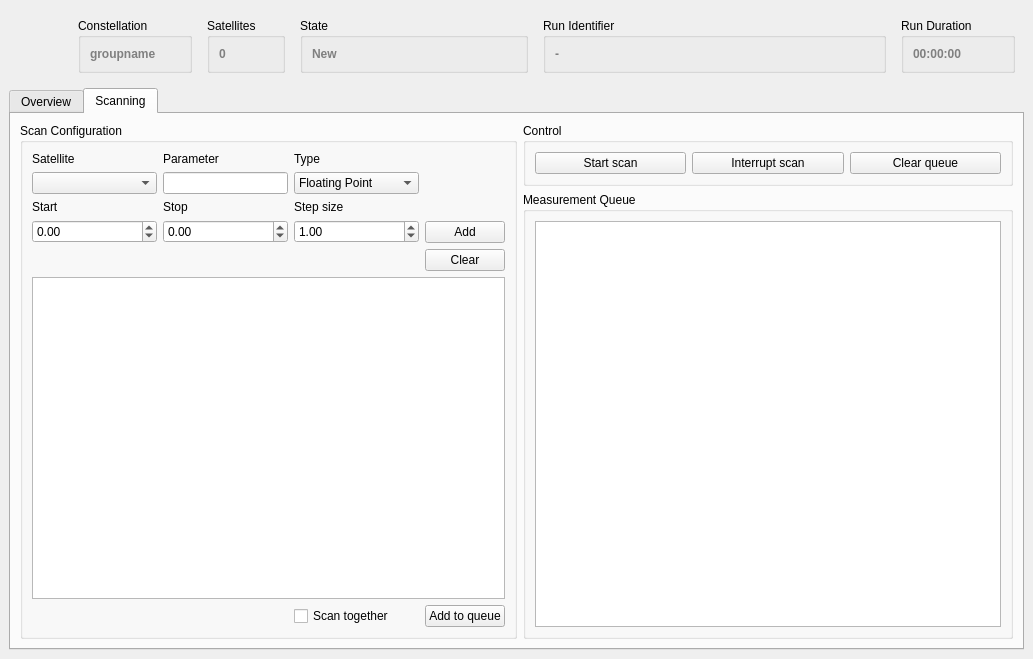
This is cxx/controllers/MissionControl/MissionControl.ui in constellation-daq/Constellation as Qt 5 draws it before an edit. The edited form follows.
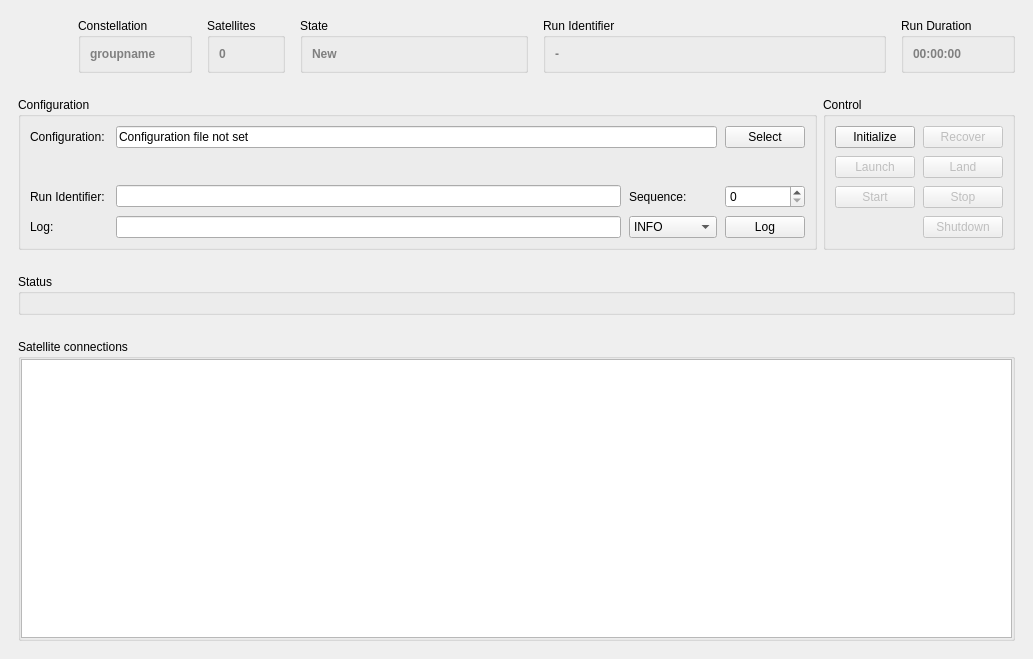
This is the edited form. The open tabs and pages were chosen to show the change. Icons and pictures are not drawn.

Commit message: MissionControl: revert adding second tab for now

```diff
--- a/cxx/controllers/MissionControl/MissionControl.ui
+++ b/cxx/controllers/MissionControl/MissionControl.ui
@@ -239,16 +239,6 @@
      </widget>
     </item>
     <item row="1" column="0">
-     <widget class="QTabWidget" name="tabWidget">
-      <property name="currentIndex">
-       <number>0</number>
-      </property>
-      <widget class="QWidget" name="tabRun">
-       <attribute name="title">
-        <string>Overview</string>
-       </attribute>
-       <layout class="QVBoxLayout" name="verticalLayout_3">
-        <item>
          <widget class="QWidget" name="controlWidget" native="true">
           <layout class="QHBoxLayout" name="horizontalLayout_3">
            <item>
@@ -508,7 +498,7 @@
           </layout>
          </widget>
         </item>
-        <item>
+    <item row="2" column="0">
          <widget class="QWidget" name="statusWidget" native="true">
           <layout class="QVBoxLayout" name="verticalLayout_2">
            <item>
@@ -556,7 +546,7 @@
           </layout>
          </widget>
         </item>
-        <item>
+    <item row="3" column="0">
          <widget class="QWidget" name="connectionWidget" native="true">
           <layout class="QHBoxLayout" name="horizontalLayout_4">
            <item>
@@ -597,495 +587,6 @@
             </widget>
            </item>
           </layout>
-         </widget>
-        </item>
-       </layout>
-      </widget>
-      <widget class="QWidget" name="tabScan">
-       <attribute name="title">
-        <string>Scanning</string>
-       </attribute>
-       <layout class="QGridLayout" name="gridLayout_4">
-        <item row="1" column="1">
-         <widget class="QGroupBox" name="groupBox_3">
-          <property name="sizePolicy">
-           <sizepolicy hsizetype="Preferred" vsizetype="Preferred">
-            <horstretch>2</horstretch>
-            <verstretch>0</verstretch>
-           </sizepolicy>
-          </property>
-          <property name="title">
-           <string>Measurement Queue</string>
-          </property>
-          <layout class="QGridLayout" name="gridLayout_2">
-           <item row="0" column="0">
-            <widget class="QTableWidget" name="tableQueue"/>
-           </item>
-          </layout>
-         </widget>
-        </item>
-        <item row="0" column="1">
-         <widget class="QGroupBox" name="groupBox_4">
-          <property name="title">
-           <string>Control</string>
-          </property>
-          <layout class="QGridLayout" name="gridLayout_5">
-           <item row="0" column="1">
-            <widget class="QPushButton" name="btnInterruptScan">
-             <property name="text">
-              <string>Interrupt scan</string>
-             </property>
-            </widget>
-           </item>
-           <item row="0" column="0">
-            <widget class="QPushButton" name="btnStartScan">
-             <property name="text">
-              <string>Start scan</string>
-             </property>
-            </widget>
-           </item>
-           <item row="0" column="2">
-            <widget class="QPushButton" name="btnClearScan">
-             <property name="text">
-              <string>Clear queue</string>
-             </property>
-            </widget>
-           </item>
-          </layout>
-         </widget>
-        </item>
-        <item row="0" column="0" rowspan="2">
-         <widget class="QGroupBox" name="groupBox_2">
-          <property name="sizePolicy">
-           <sizepolicy hsizetype="Preferred" vsizetype="Preferred">
-            <horstretch>2</horstretch>
-            <verstretch>0</verstretch>
-           </sizepolicy>
-          </property>
-          <property name="title">
-           <string>Scan Configuration</string>
-          </property>
-          <layout class="QGridLayout" name="gridLayout_3">
-           <item row="2" column="0" rowspan="2" colspan="3">
-            <widget class="QStackedWidget" name="stackedWidgetType">
-             <property name="lineWidth">
-              <number>0</number>
-             </property>
-             <property name="currentIndex">
-              <number>0</number>
-             </property>
-             <widget class="QWidget" name="pageFloat">
-              <layout class="QGridLayout" name="gridLayout_8">
-               <property name="leftMargin">
-                <number>0</number>
-               </property>
-               <property name="topMargin">
-                <number>0</number>
-               </property>
-               <property name="rightMargin">
-                <number>0</number>
-               </property>
-               <property name="bottomMargin">
-                <number>0</number>
-               </property>
-               <item row="1" column="0">
-                <widget class="QDoubleSpinBox" name="doubleSpinBoxStart">
-                 <property name="sizePolicy">
-                  <sizepolicy hsizetype="Fixed" vsizetype="Fixed">
-                   <horstretch>0</horstretch>
-                   <verstretch>0</verstretch>
-                  </sizepolicy>
-                 </property>
-                 <property name="minimumSize">
-                  <size>
-                   <width>125</width>
-                   <height>0</height>
-                  </size>
-                 </property>
-                 <property name="minimum">
-                  <double>-999999.000000000000000</double>
-                 </property>
-                 <property name="maximum">
-                  <double>999999.000000000000000</double>
-                 </property>
-                </widget>
-               </item>
-               <item row="1" column="1">
-                <widget class="QDoubleSpinBox" name="doubleSpinBoxStop">
-                 <property name="sizePolicy">
-                  <sizepolicy hsizetype="Fixed" vsizetype="Fixed">
-                   <horstretch>0</horstretch>
-                   <verstretch>0</verstretch>
-                  </sizepolicy>
-                 </property>
-                 <property name="minimumSize">
-                  <size>
-                   <width>125</width>
-                   <height>0</height>
-                  </size>
-                 </property>
-                 <property name="minimum">
-                  <double>-999999.000000000000000</double>
-                 </property>
-                 <property name="maximum">
-                  <double>999999.000000000000000</double>
-                 </property>
-                </widget>
-               </item>
-               <item row="1" column="2">
-                <widget class="QDoubleSpinBox" name="doubleSpinBoxStep">
-                 <property name="sizePolicy">
-                  <sizepolicy hsizetype="Fixed" vsizetype="Fixed">
-                   <horstretch>0</horstretch>
-                   <verstretch>0</verstretch>
-                  </sizepolicy>
-                 </property>
-                 <property name="minimumSize">
-                  <size>
-                   <width>125</width>
-                   <height>0</height>
-                  </size>
-                 </property>
-                 <property name="minimum">
-                  <double>0.010000000000000</double>
-                 </property>
-                 <property name="maximum">
-                  <double>9999.000000000000000</double>
-                 </property>
-                 <property name="value">
-                  <double>1.000000000000000</double>
-                 </property>
-                </widget>
-               </item>
-               <item row="0" column="0">
-                <widget class="QLabel" name="label_3">
-                 <property name="text">
-                  <string>Start</string>
-                 </property>
-                </widget>
-               </item>
-               <item row="0" column="1">
-                <widget class="QLabel" name="label_4">
-                 <property name="text">
-                  <string>Stop</string>
-                 </property>
-                </widget>
-               </item>
-               <item row="0" column="2">
-                <widget class="QLabel" name="label_5">
-                 <property name="text">
-                  <string>Step size</string>
-                 </property>
-                </widget>
-               </item>
-              </layout>
-             </widget>
-             <widget class="QWidget" name="pageInt">
-              <layout class="QGridLayout" name="gridLayout_7">
-               <property name="leftMargin">
-                <number>0</number>
-               </property>
-               <property name="topMargin">
-                <number>0</number>
-               </property>
-               <property name="rightMargin">
-                <number>0</number>
-               </property>
-               <property name="bottomMargin">
-                <number>0</number>
-               </property>
-               <item row="1" column="0">
-                <widget class="QSpinBox" name="spinBoxStart">
-                 <property name="sizePolicy">
-                  <sizepolicy hsizetype="Fixed" vsizetype="Fixed">
-                   <horstretch>0</horstretch>
-                   <verstretch>0</verstretch>
-                  </sizepolicy>
-                 </property>
-                 <property name="minimumSize">
-                  <size>
-                   <width>125</width>
-                   <height>0</height>
-                  </size>
-                 </property>
-                 <property name="minimum">
-                  <number>-99999</number>
-                 </property>
-                 <property name="maximum">
-                  <number>99999</number>
-                 </property>
-                </widget>
-               </item>
-               <item row="1" column="1">
-                <widget class="QSpinBox" name="spinBoxStop">
-                 <property name="sizePolicy">
-                  <sizepolicy hsizetype="Fixed" vsizetype="Fixed">
-                   <horstretch>0</horstretch>
-                   <verstretch>0</verstretch>
-                  </sizepolicy>
-                 </property>
-                 <property name="minimumSize">
-                  <size>
-                   <width>125</width>
-                   <height>0</height>
-                  </size>
-                 </property>
-                 <property name="minimum">
-                  <number>-99999</number>
-                 </property>
-                 <property name="maximum">
-                  <number>99999</number>
-                 </property>
-                </widget>
-               </item>
-               <item row="1" column="2">
-                <widget class="QSpinBox" name="spinBoxStep">
-                 <property name="sizePolicy">
-                  <sizepolicy hsizetype="Fixed" vsizetype="Fixed">
-                   <horstretch>0</horstretch>
-                   <verstretch>0</verstretch>
-                  </sizepolicy>
-                 </property>
-                 <property name="minimumSize">
-                  <size>
-                   <width>125</width>
-                   <height>0</height>
-                  </size>
-                 </property>
-                 <property name="minimum">
-                  <number>1</number>
-                 </property>
-                 <property name="maximum">
-                  <number>999</number>
-                 </property>
-                 <property name="value">
-                  <number>1</number>
-                 </property>
-                </widget>
-               </item>
-               <item row="0" column="0">
-                <widget class="QLabel" name="label_7">
-                 <property name="text">
-                  <string>Start</string>
-                 </property>
-                </widget>
-               </item>
-               <item row="0" column="1">
-                <widget class="QLabel" name="label_8">
-                 <property name="text">
-                  <string>Stop</string>
-                 </property>
-                </widget>
-               </item>
-               <item row="0" column="2">
-                <widget class="QLabel" name="label_9">
-                 <property name="text">
-                  <string>Step size</string>
-                 </property>
-                </widget>
-               </item>
-              </layout>
-             </widget>
-             <widget class="QWidget" name="pageStr">
-              <layout class="QGridLayout" name="gridLayout_9">
-               <property name="leftMargin">
-                <number>0</number>
-               </property>
-               <property name="topMargin">
-                <number>0</number>
-               </property>
-               <property name="rightMargin">
-                <number>0</number>
-               </property>
-               <property name="bottomMargin">
-                <number>0</number>
-               </property>
-               <item row="0" column="0">
-                <widget class="QLabel" name="label_10">
-                 <property name="text">
-                  <string>Comma-separated values</string>
-                 </property>
-                </widget>
-               </item>
-               <item row="1" column="0">
-                <widget class="QLineEdit" name="lineEditParamValues"/>
-               </item>
-              </layout>
-             </widget>
-             <widget class="QWidget" name="pageBool">
-              <layout class="QGridLayout" name="gridLayout_10">
-               <property name="leftMargin">
-                <number>0</number>
-               </property>
-               <property name="topMargin">
-                <number>0</number>
-               </property>
-               <property name="rightMargin">
-                <number>0</number>
-               </property>
-               <property name="bottomMargin">
-                <number>0</number>
-               </property>
-               <item row="0" column="0">
-                <widget class="QLabel" name="label_11">
-                 <property name="text">
-                  <string>Boolean Values</string>
-                 </property>
-                </widget>
-               </item>
-               <item row="1" column="0">
-                <widget class="QCheckBox" name="checkBoxParamTrue">
-                 <property name="text">
-                  <string>True</string>
-                 </property>
-                </widget>
-               </item>
-               <item row="1" column="1">
-                <widget class="QCheckBox" name="checkBoxParamFalse">
-                 <property name="text">
-                  <string>False</string>
-                 </property>
-                </widget>
-               </item>
-              </layout>
-             </widget>
-            </widget>
-           </item>
-           <item row="5" column="0" colspan="4">
-            <widget class="QTreeView" name="viewParameters">
-             <property name="horizontalScrollBarPolicy">
-              <enum>Qt::ScrollBarPolicy::ScrollBarAlwaysOff</enum>
-             </property>
-             <property name="rootIsDecorated">
-              <bool>false</bool>
-             </property>
-             <property name="uniformRowHeights">
-              <bool>true</bool>
-             </property>
-            </widget>
-           </item>
-           <item row="1" column="0">
-            <widget class="QComboBox" name="comboBoxSatellites">
-             <property name="sizePolicy">
-              <sizepolicy hsizetype="Fixed" vsizetype="Fixed">
-               <horstretch>0</horstretch>
-               <verstretch>0</verstretch>
-              </sizepolicy>
-             </property>
-             <property name="minimumSize">
-              <size>
-               <width>125</width>
-               <height>0</height>
-              </size>
-             </property>
-            </widget>
-           </item>
-           <item row="0" column="2">
-            <widget class="QLabel" name="label_6">
-             <property name="text">
-              <string>Type</string>
-             </property>
-            </widget>
-           </item>
-           <item row="6" column="3">
-            <widget class="QPushButton" name="btnGenerateScan">
-             <property name="text">
-              <string>Add to queue</string>
-             </property>
-            </widget>
-           </item>
-           <item row="1" column="2">
-            <widget class="QComboBox" name="comboBoxType">
-             <property name="sizePolicy">
-              <sizepolicy hsizetype="Fixed" vsizetype="Fixed">
-               <horstretch>0</horstretch>
-               <verstretch>0</verstretch>
-              </sizepolicy>
-             </property>
-             <property name="minimumSize">
-              <size>
-               <width>125</width>
-               <height>0</height>
-              </size>
-             </property>
-             <item>
-              <property name="text">
-               <string>Floating Point</string>
-              </property>
-             </item>
-             <item>
-              <property name="text">
-               <string>Integer</string>
-              </property>
-             </item>
-             <item>
-              <property name="text">
-               <string>String</string>
-              </property>
-             </item>
-             <item>
-              <property name="text">
-               <string>Boolean</string>
-              </property>
-             </item>
-            </widget>
-           </item>
-           <item row="6" column="2">
-            <widget class="QCheckBox" name="checkBoxScanTogether">
-             <property name="text">
-              <string>Scan together</string>
-             </property>
-            </widget>
-           </item>
-           <item row="0" column="0">
-            <widget class="QLabel" name="label">
-             <property name="text">
-              <string>Satellite</string>
-             </property>
-            </widget>
-           </item>
-           <item row="0" column="1">
-            <widget class="QLabel" name="label_2">
-             <property name="text">
-              <string>Parameter</string>
-             </property>
-            </widget>
-           </item>
-           <item row="3" column="3">
-            <widget class="QPushButton" name="btnAddParameter">
-             <property name="text">
-              <string>Add</string>
-             </property>
-            </widget>
-           </item>
-           <item row="4" column="3">
-            <widget class="QPushButton" name="btnClearParams">
-             <property name="text">
-              <string>Clear</string>
-             </property>
-            </widget>
-           </item>
-           <item row="1" column="1">
-            <widget class="QLineEdit" name="lineEditParameter">
-             <property name="sizePolicy">
-              <sizepolicy hsizetype="Fixed" vsizetype="Fixed">
-               <horstretch>0</horstretch>
-               <verstretch>0</verstretch>
-              </sizepolicy>
-             </property>
-             <property name="minimumSize">
-              <size>
-               <width>125</width>
-               <height>0</height>
-              </size>
-             </property>
-            </widget>
-           </item>
-          </layout>
-         </widget>
-        </item>
-       </layout>
-      </widget>
      </widget>
     </item>
    </layout>
```
Lines whose indentation alone changed are shown as unchanged.
